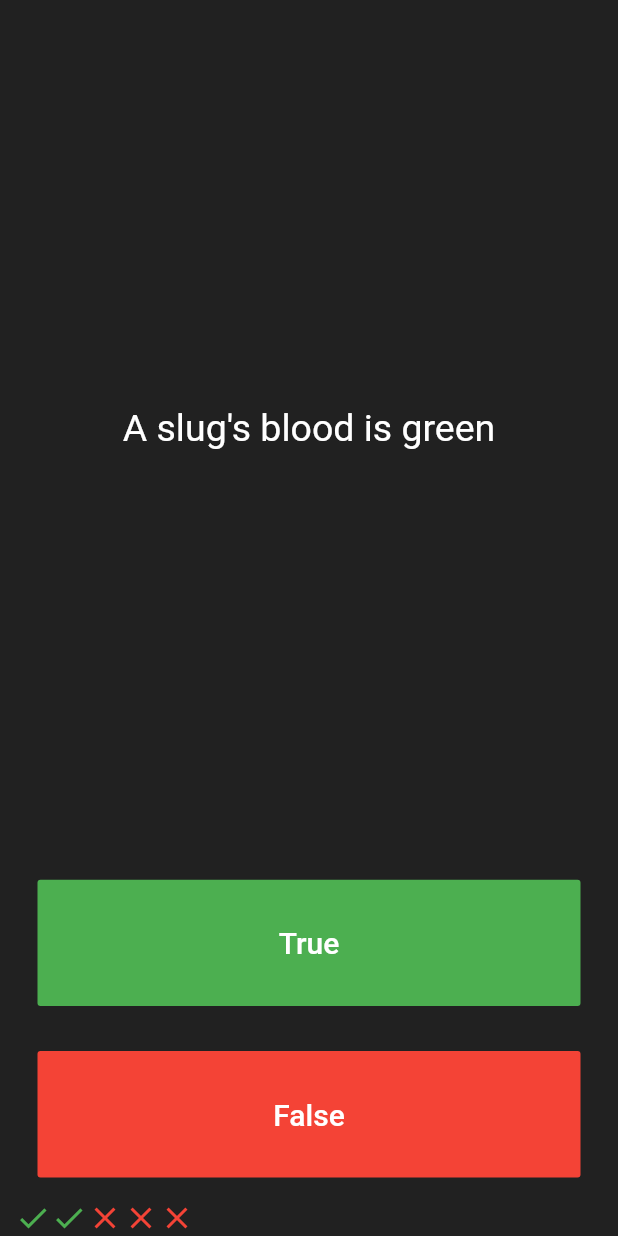
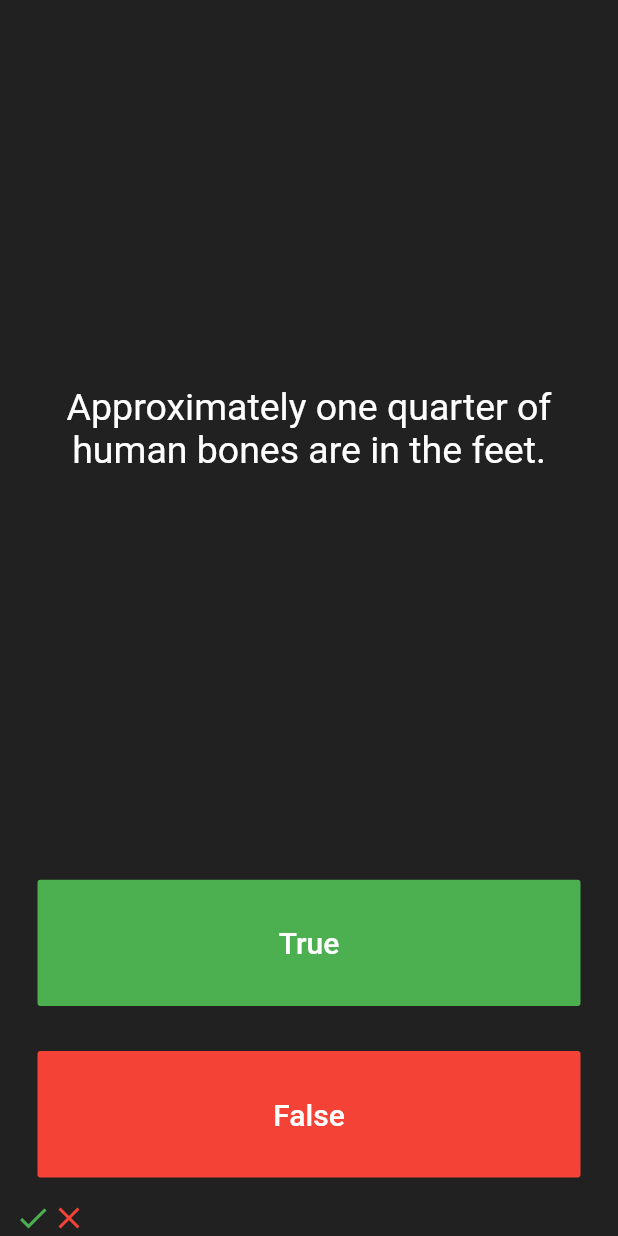
Before and after one commit to NehemiahLimo/quizler, a Flutter app: the screen it shows after launch, after a tap on "True", after a tap on "False", on a phone screen of 412 x 824 dp. Run offline on Flutter 3.47's test engine with Material 2 defaults, Android fonts, the phone set to English and light mode, and no system bars; our stand-ins replace rflutter_alert.

Commit message:
Refactor UI and added functionality

```diff
--- a/lib/main.dart
+++ b/lib/main.dart
@@ -1,11 +1,16 @@
 import 'package:flutter/material.dart';
+import 'quiz_brain.dart';
+import 'package:rflutter_alert/rflutter_alert.dart';
 
+QuizBrain _brain = new QuizBrain();
 void main() => runApp(Quizzler());
+
 
 class Quizzler extends StatelessWidget {
   @override
   Widget build(BuildContext context) {
     return MaterialApp(
+      debugShowCheckedModeBanner: false,
       home: Scaffold(
         backgroundColor: Colors.grey.shade900,
         body: SafeArea(
@@ -26,18 +31,59 @@ class QuizPage extends StatefulWidget {
 
 class _QuizPageState extends State<QuizPage> {
   List<Icon> scoreKeeper =[];
-  List<String> questions = [
-    'You can lead a cow down stairs but not up stairs.',
-    'Approximately one quarter of human bones are in the feet.',
-    'A slug\'s blood is green'
-  ];
-  List<bool> answers =[
-    false,
-    true,
-    true
-  ];
 
-  int quizNo=0;
+  void checkAnswer(bool userPick){
+    bool correctAnswer = _brain.getCorrectAnswer();
+    setState(() {
+      if(_brain.isFinished()==true){
+
+        Alert(
+          context: context,
+          title: 'Finished',
+          desc: 'Maswali yameisha kwa sasa',
+        ).show();
+        _brain.reset();
+        scoreKeeper=[];
+
+      }
+
+
+     else {
+        if (userPick == true) {
+          scoreKeeper.add(Icon(
+            Icons.check,
+            color: Colors.green,
+          ),
+          );
+        }
+        else {
+          scoreKeeper.add(Icon(
+            Icons.close,
+            color: Colors.red,
+          ),
+          );
+        }
+
+
+        _brain.nextQuiz();
+      }
+    });
+  }
+
+//  List<String> questions = [
+//    'You can lead a cow down stairs but not up stairs.',
+//    'Approximately one quarter of human bones are in the feet.',
+//    'A slug\'s blood is green'
+//  ];
+//  List<bool> answers =[
+//    false,
+//    true,
+//    true
+//  ];
+//
+//  Question q1 = new Question(q:'You can lead a cow down stairs but not up stairs.', a: false);
+
+
 
   @override
   Widget build(BuildContext context) {
@@ -51,7 +97,7 @@ class _QuizPageState extends State<QuizPage> {
             padding: EdgeInsets.all(10.0),
             child: Center(
               child: Text(
-                questions[quizNo],
+                _brain.getQuestionText(),
                 textAlign: TextAlign.center,
                 style: TextStyle(
                   fontSize: 25.0,
@@ -76,21 +122,7 @@ class _QuizPageState extends State<QuizPage> {
               ),
               onPressed: () {
                 //The user picked true.
-                bool correctAnswer = answers[quizNo];
-                if(correctAnswer == true){
-                  print('Got it right');
-                }
-                else{
-                  print('Got it wrong');
-
-                }
-                setState(() {
-
-                  quizNo++;
-                  scoreKeeper.add(
-                    Icon(Icons.check, color: Colors.green,),
-                  );
-                });
+                checkAnswer(true);
               },
             ),
           ),
@@ -110,50 +142,14 @@ class _QuizPageState extends State<QuizPage> {
               ),
               onPressed: () {
                 //The user picked false.
-                bool corectAnswer = answers[quizNo];
-                if(corectAnswer == false){
-                  print('Got it right');
-                }
-                else{
-                  print('Got it wrong');
-
-                }
-                setState(() {
-                  quizNo++;
-                  scoreKeeper.add(
-                    Icon(Icons.check, color: Colors.green,),
-                  );
-                });
+                checkAnswer(false);
               },
             ),
           ),
         ),
         Row(
-          children: <Widget>[
-            Icon(
-              Icons.check,
-              color: Colors.green,
-            ),
-            Icon(
-              Icons.check,
-              color: Colors.green,
-            ),
-            Icon(
-              Icons.close,
-              color: Colors.red,
-            )
-            ,
-            Icon(
-              Icons.close,
-              color: Colors.red,
-            )
-            ,
-            Icon(
-              Icons.close,
-              color: Colors.red,
-            ),
-          ],
-        )
+          children: scoreKeeper
+        ),
         //TODO: Add a Row here as your score keeper
       ],
     );
--- /dev/null
+++ b/lib/question.dart
@@ -0,0 +1,9 @@
+class Question{
+  String questionText;
+  bool questionAnswer;
+
+  Question(String q, bool a){
+    questionText = q;
+    questionAnswer = a;
+  }
+}
--- /dev/null
+++ b/lib/quiz_brain.dart
@@ -0,0 +1,61 @@
+import 'question.dart';
+
+class QuizBrain {
+  int _quizNo=0;
+  List<Question> _quizBank = [
+    Question('Some cats are actually allergic to humans', true),
+    Question('You can lead a cow down stairs but not up stairs.', false),
+    Question('Approximately one quarter of human bones are in the feet.', true),
+    Question('A slug\'s blood is green.', true),
+    Question('Buzz Aldrin\'s mother\'s maiden name was \"Moon\".', true),
+    Question('It is illegal to pee in the Ocean in Portugal.', true),
+    Question(
+        'No piece of square dry paper can be folded in half more than 7 times.',
+        false),
+    Question(
+        'In London, UK, if you happen to die in the House of Parliament, you are technically entitled to a state funeral, because the building is considered too sacred a place.',
+        true),
+    Question(
+        'The loudest sound produced by any animal is 188 decibels. That animal is the African Elephant.',
+        false),
+    Question(
+        'The total surface area of two human lungs is approximately 70 square metres.',
+        true),
+    Question('Google was originally called \"Backrub\".', true),
+    Question(
+        'Chocolate affects a dog\'s heart and nervous system; a few ounces are enough to kill a small dog.',
+        true),
+    Question(
+        'In West Virginia, USA, if you accidentally hit an animal with your car, you are free to take it home to eat.',
+        true),
+  ];
+void nextQuiz(){
+  if(_quizNo <_quizBank.length-1){
+    _quizNo++;
+  }
+}
+  String getQuestionText(){
+    return _quizBank[_quizNo].questionText;
+  }
+  bool getCorrectAnswer(){
+    return _quizBank[_quizNo].questionAnswer;
+  }
+
+  bool isFinished(){
+  if(_quizNo >=_quizBank.length-1){
+    print('finished');
+    return true;
+
+  }
+  else{
+    print('not finished');
+    return false;
+
+  }
+  }
+
+void reset(){
+  _quizNo = 0;
+}
+
+}
--- a/pubspec.yaml
+++ b/pubspec.yaml
@@ -23,6 +23,7 @@ dependencies:
   # The following adds the Cupertino Icons font to your application.
   # Use with the CupertinoIcons class for iOS style icons.
   cupertino_icons: ^0.1.2
+  rflutter_alert: ^1.0.3
 
 dev_dependencies:
   flutter_test:
```
Also changed, not shown: pubspec.lock.
